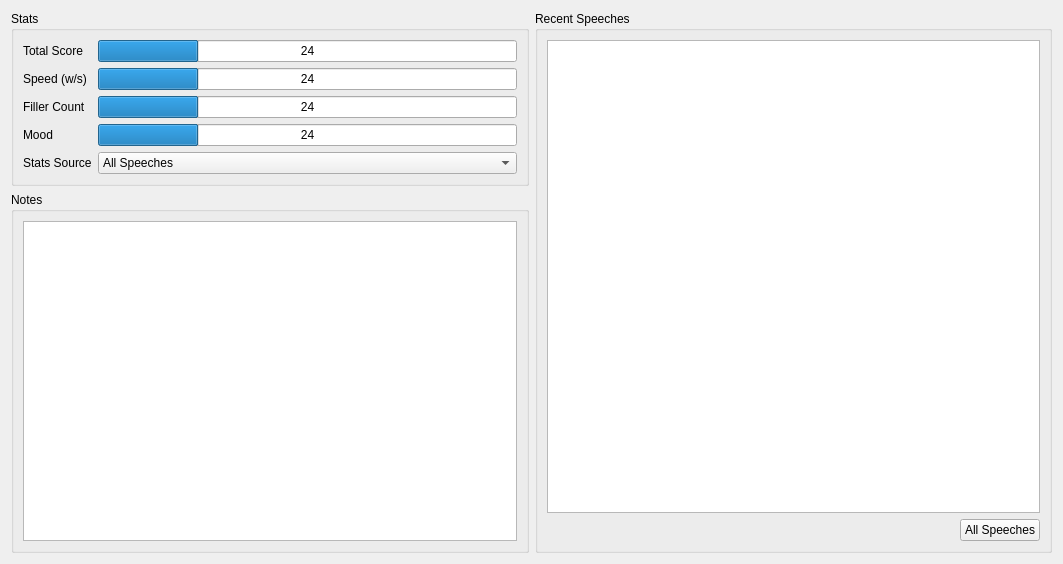
This is dashboard.ui in Icosahunter/speechy-keen as Qt 5 draws it before an edit. The edited form follows.
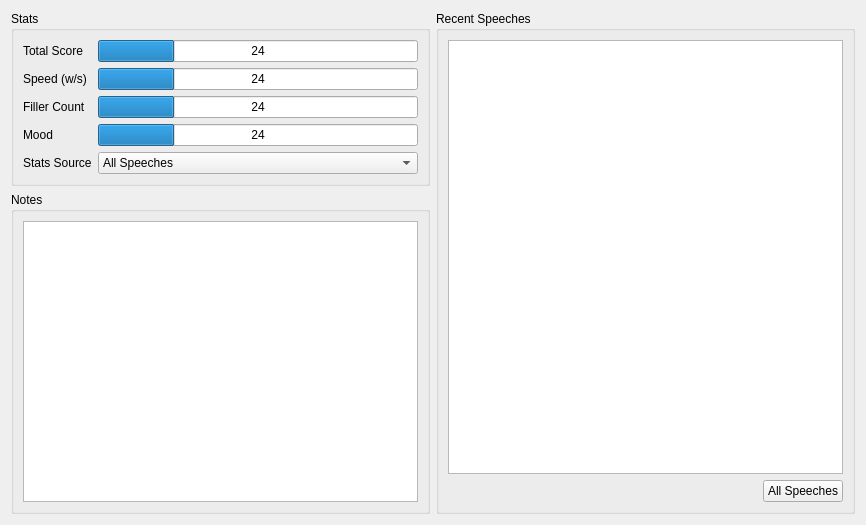
This is the edited form.

Patch:
```diff
--- a/dashboard.ui
+++ b/dashboard.ui
@@ -6,8 +6,8 @@
    <rect>
     <x>0</x>
     <y>0</y>
-    <width>1063</width>
-    <height>564</height>
+    <width>866</width>
+    <height>525</height>
    </rect>
   </property>
   <property name="windowTitle">
```
Left out of the diff: 37 changed lines with no effect on the pictures.
